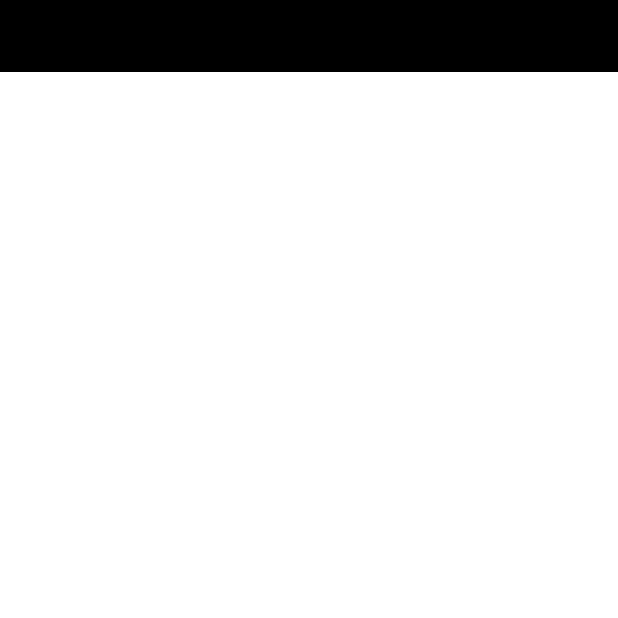
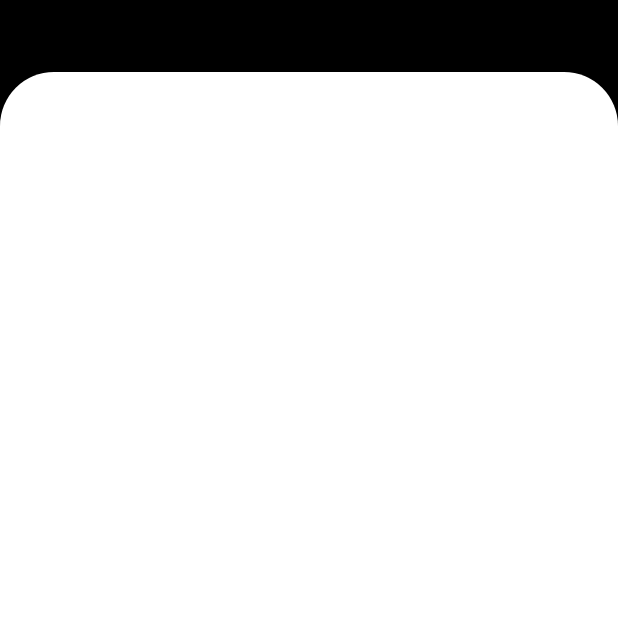
Before and after one commit to JAICHANGPARK/flutter_notebook_8th_story, a Flutter app: the MedicalDetailPage screen opened directly, on a phone screen of 412 x 824 dp, the top half of it. Run offline on Flutter 3.47's test engine with Material 2 defaults, Android fonts, the phone set to English and light mode, and no system bars; our stand-ins replace google_fonts.

Commit message:
Update medical_detail_page.dart

```diff
--- a/lib/ep557_medical_app/medical_detail_page.dart
+++ b/lib/ep557_medical_app/medical_detail_page.dart
@@ -16,6 +16,10 @@ class MedicalDetailPage extends StatelessWidget {
                 child: Container(
                   decoration: BoxDecoration(
                     color: Colors.white,
+                    borderRadius: BorderRadius.only(
+                      topRight: Radius.circular(36),
+                      topLeft: Radius.circular(36),
+                    )
                   ),
                 ))
           ],
```
